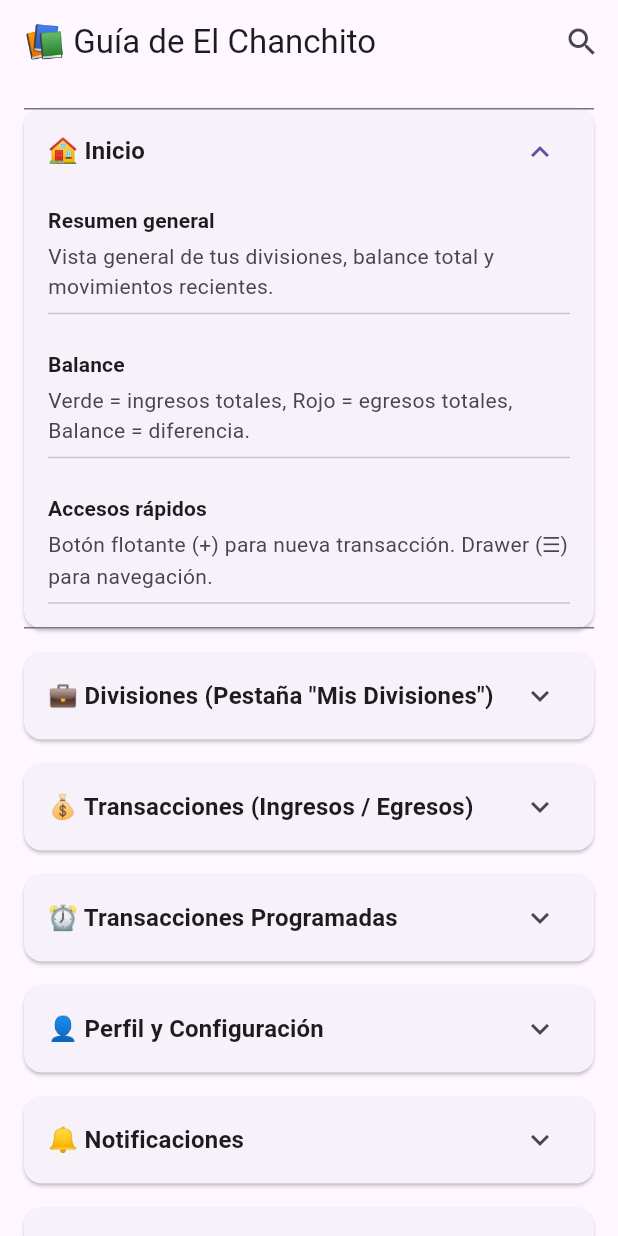
After one commit to isaisolis615-arch/el_chanchito, a Flutter app: the HelpScreen screen opened by its route, after a tap on "🏠 Inicio", on a phone screen of 412 x 824 dp. The commit adds this screen. Run offline on Flutter 3.47's test engine with Material 3 defaults, Android fonts, the phone set to English and light mode, and no system bars; our stand-ins replace flutter_local_notifications, flutter_riverpod, go_router, permission_handler, shared_preferences, timezone; accounts and stored records are empty.

Commit message:
Add Help/Guide screen with comprehensive app documentation, add help button to all screens

```diff
--- a/lib/main.dart
+++ b/lib/main.dart
@@ -22,6 +22,10 @@ final GoRouter _router = GoRouter(
     GoRoute(
       path: '/onboarding',
       builder: (context, state) => const OnboardingScreen(),
+    ),
+    GoRoute(
+      path: '/help',
+      builder: (context, state) => const HelpScreen(),
     ),
     GoRoute(
       path: '/divisions',
--- /dev/null
+++ b/lib/screens/help_screen.dart
@@ -0,0 +1,304 @@
+import 'package:flutter/material.dart';
+import 'package:flutter_riverpod/flutter_riverpod.dart';
+
+class HelpScreen extends ConsumerWidget {
+  const HelpScreen({super.key});
+
+  @override
+  Widget build(BuildContext context, WidgetRef ref) {
+    final sections = [
+      _HelpSection(
+        title: '🏠 Inicio',
+        items: [
+          _HelpItem('Resumen general', 'Vista general de tus divisiones, balance total y movimientos recientes.'),
+          _HelpItem('Balance', 'Verde = ingresos totales, Rojo = egresos totales, Balance = diferencia.'),
+          _HelpItem('Accesos rápidos', 'Botón flotante (+) para nueva transacción. Drawer (☰) para navegación.'),
+        ],
+      ),
+      _HelpSection(
+        title: '💼 Divisiones (Pestaña "Mis Divisiones")',
+        items: [
+          _HelpItem('Qué son', 'Son contenedores para separar tu dinero: Gastos, Ahorros, Inversiones, etc.'),
+          _HelpItem('Crear', 'Botón "+" en la lista o FAB en pantalla de divisiones. Elige nombre, icono, color y saldo inicial.'),
+          _HelpItem('Editar/Eliminar', 'Menú ⋮ en cada tarjeta → Editar/Duplicar/Eliminar.'),
+          _HelpItem('Detalle', 'Toca una división para ver sus movimientos y balance individual.'),
+        ],
+      ),
+      _HelpSection(
+        title: '💰 Transacciones (Ingresos / Egresos)',
+        items: [
+          _HelpItem('Crear', 'Botón flotante (+) → Ingreso o Egreso.'),
+          _HelpItem('Campos', 'Monto (obligatorio), Motivo, División destino, Categoría, Lugar (solo egresos).'),
+          _HelpItem('Montos rápidos', 'Botones de acceso rápido: \$10, \$50, \$100, \$500, \$1000.'),
+          _HelpItem('Categorías', 'Chips de selección rápida: 🍔 Comida, 🚌 Transporte, 💡 Servicios, etc.'),
+          _HelpItem('Filtrar', 'Chips superiores: Todo/Ingresos/Egresos/Programados. Chips de tiempo: 7d/30d/90d. Buscador por texto.'),
+          _HelpItem('Eliminar', 'Mantener presionado (long press) en un movimiento → Eliminar (recalcula saldo).'),
+        ],
+      ),
+      _HelpSection(
+        title: '⏰ Transacciones Programadas',
+        items: [
+          _HelpItem('Qué son', 'Transacciones que se ejecutan automáticamente en fechas recurrentes (sueldo, alquiler, suscripciones).'),
+          _HelpItem('Crear', 'FAB (+) → "Transacción Programada" o desde pantalla Programadas.'),
+          _HelpItem('Frecuencias', 'Diaria, Semanal, Quincenal, Mensual, Trimestral, Anual, Personalizada.'),
+          _HelpItem('Gestión', 'Lista con toggle Activo/Inactivo. Ver próximas ejecuciones. Editar/Eliminar.'),
+          _HelpItem('Notificaciones', 'Recibes aviso cuando se ejecuta (salvo en web). Se activa/desactiva en Perfil/Ajustes.'),
+        ],
+      ),
+      _HelpSection(
+        title: '👤 Perfil y Configuración',
+        items: [
+          _HelpItem('Perfil', 'Nombre, Email, Moneda (12 opciones), Idioma (ES/EN/PT), Tema Claro/Oscuro.'),
+          _HelpItem('Moneda', '12 monedas: USD, ARS, EUR, MXN, COP, CLP, PEN, UYU, BRL, GBP, CAD, AUD.'),
+          _HelpItem('Idioma', 'Español, English, Português.'),
+          _HelpItem('Tema', 'Claro / Oscuro / Sistema. Cambio instantáneo y persistente.'),
+          _HelpItem('Notificaciones', 'Activa/desactiva avisos de transacciones programadas.'),
+          _HelpItem('Ajustes avanzados', 'Retención de historial (7d/30d/90d/Siempre), Exportar CSV, Borrar todo.'),
+          _HelpItem('Cerrar sesión', 'Borra perfil local pero mantiene datos financieros. Vuelve a onboarding.'),
+        ],
+      ),
+      _HelpSection(
+        title: '🔔 Notificaciones',
+        items: [
+          _HelpItem('Qué avisan', 'Ejecución de transacciones programadas (sueldo, alquiler, suscripciones).'),
+          _HelpItem('Cuándo', 'En segundo plano aunque la app esté cerrada (nativo). En web: solo al abrir la app.'),
+          _HelpItem('Control', 'Activa/desactiva en Perfil → Notificaciones o Ajustes → Notificaciones.'),
+          _HelpItem('Icono ℹ️', 'Toca el icono ⓘ junto al switch para ver esta explicación detallada.'),
+        ],
+      ),
+      _HelpSection(
+        title: '💡 Tips y Trucos',
+        items: [
+          _HelpItem('Duplicar división', 'Menú ⋮ → Duplicar (copia nombre, icono, color, saldo=0).'),
+          _HelpItem('Filtros combinados', 'Combina filtro de Tipo (Ingresos/Egresos) + Tiempo (7d/30d) + Búsqueda.'),
+          _HelpItem('Exportar CSV', 'Ajustes → Exportar Historial a CSV → Se copia al portapapeles para Excel.'),
+          _HelpItem('Retención', 'Ajustes → Conservar historial por: 7d/30d/90d/Siempre. Limpieza automática.'),
+          _HelpItem('Duplicar transacción', 'No hay botón directo, pero crea nueva con mismos datos rápidos.'),
+          _HelpItem('Respaldo', 'Datos en SharedPreferences local. Exporta CSV periódicamente como respaldo.'),
+        ],
+      ),
+      _HelpSection(
+        title: '❓ Preguntas Frecuentes',
+        items: [
+          _HelpItem('¿Se pierden datos al actualizar?', 'No, datos en SharedPreferences local persisten entre actualizaciones.'),
+          _HelpItem('¿Multi-dispositivo?', 'No hay sincronización en la nube aún. Cada dispositivo es independiente.'),
+          _HelpItem('¿Múltiples perfiles?', 'No hay soporte multi-perfil aún. Un perfil por dispositivo.'),
+          _HelpItem('¿Backup?', 'Exporta CSV regularmente. No hay backup automático en la nube aún.'),
+          _HelpItem('¿Eliminé una división por error?', 'No hay "papelera". Recrea la división manualmente.'),
+        ],
+      ),
+    ];
+
+    return Scaffold(
+      appBar: AppBar(
+        title: const Text('📚 Guía de El Chanchito'),
+        actions: [
+          IconButton(
+            icon: const Icon(Icons.search),
+            onPressed: () => _showSearchDialog(context),
+            tooltip: 'Buscar en la guía',
+          ),
+        ],
+      ),
+      body: ListView.builder(
+        padding: const EdgeInsets.all(16),
+        itemCount: sections.length,
+        itemBuilder: (context, index) {
+          final section = sections[index];
+          return _HelpSectionWidget(section: section);
+        },
+      ),
+    );
+  }
+
+  void _showSearchDialog(BuildContext context) {
+    final controller = TextEditingController();
+    showDialog(
+      context: context,
+      builder: (context) => AlertDialog(
+        title: const Text('Buscar en la guía'),
+        content: TextField(
+          controller: controller,
+          decoration: const InputDecoration(
+            labelText: 'Buscar...',
+            prefixIcon: Icon(Icons.search),
+            border: OutlineInputBorder(),
+          ),
+          autofocus: true,
+          onSubmitted: (query) {
+            Navigator.pop(context);
+            _showSearchResults(context, query);
+          },
+        ),
+        actions: [
+          TextButton(onPressed: () => Navigator.pop(context), child: const Text('Cancelar')),
+        ],
+      ),
+    );
+  }
+
+  void _showSearchResults(BuildContext context, String query) {
+    final results = <_SearchResult>[];
+    final queryLower = query.toLowerCase();
+    for (final section in _getAllSections()) {
+      for (final item in section.items) {
+        if (item.title.toLowerCase().contains(queryLower) ||
+            item.description.toLowerCase().contains(queryLower)) {
+          results.add(_SearchResult(sectionTitle: section.title, item: item));
+        }
+      }
+    }
+
+    showDialog(
+      context: context,
+      builder: (context) => AlertDialog(
+        title: Text('Resultados para "$query" (${results.length})'),
+        content: SizedBox(
+          width: double.maxFinite,
+          child: ListView.builder(
+            shrinkWrap: true,
+            itemCount: results.length,
+            itemBuilder: (context, index) {
+              final r = results[index];
+              return ListTile(
+                title: Text(r.item.title),
+                subtitle: Text(r.sectionTitle),
+                onTap: () {
+                  Navigator.pop(context);
+                  // Could navigate to specific section
+                },
+              );
+            },
+          ),
+        ),
+        actions: [
+          TextButton(onPressed: () => Navigator.pop(context), child: const Text('Cerrar')),
+        ],
+      ),
+    );
+  }
+
+  List<_HelpSection> _getAllSections() {
+    return [
+      _HelpSection(title: '🏠 Inicio', items: [
+        _HelpItem('Resumen general', 'Vista general de tus divisiones, balance total y movimientos recientes.'),
+        _HelpItem('Balance', 'Verde = ingresos totales, Rojo = egresos totales, Balance = diferencia.'),
+        _HelpItem('Accesos rápidos', 'Botón flotante (+) para nueva transacción. Drawer (☰) para navegación.'),
+      ]),
+      _HelpSection(title: '💼 Divisiones (Pestaña "Mis Divisiones")', items: [
+        _HelpItem('Qué son', 'Son contenedores para separar tu dinero: Gastos, Ahorros, Inversiones, etc.'),
+        _HelpItem('Crear', 'Botón "+" en la lista o FAB en pantalla de divisiones. Elige nombre, icono, color y saldo inicial.'),
+        _HelpItem('Editar/Eliminar', 'Menú ⋮ en cada tarjeta → Editar/Duplicar/Eliminar.'),
+        _HelpItem('Detalle', 'Toca una división para ver sus movimientos y balance individual.'),
+      ]),
+      _HelpSection(title: '💰 Transacciones (Ingresos / Egresos)', items: [
+        _HelpItem('Crear', 'Botón flotante (+) → Ingreso o Egreso.'),
+        _HelpItem('Campos', 'Monto (obligatorio), Motivo, División destino, Categoría, Lugar (solo egresos).'),
+        _HelpItem('Montos rápidos', 'Botones de acceso rápido: \$10, \$50, \$100, \$500, \$1000.'),
+        _HelpItem('Categorías', 'Chips de selección rápida: 🍔 Comida, 🚌 Transporte, 💡 Servicios, etc.'),
+        _HelpItem('Filtrar', 'Chips superiores: Todo/Ingresos/Egresos/Programados. Chips de tiempo: 7d/30d/90d. Buscador por texto.'),
+        _HelpItem('Eliminar', 'Mantener presionado (long press) en un movimiento → Eliminar (recalcula saldo).'),
+      ]),
+      _HelpSection(title: '⏰ Transacciones Programadas', items: [
+        _HelpItem('Qué son', 'Transacciones que se ejecutan automáticamente en fechas recurrentes (sueldo, alquiler, suscripciones).'),
+        _HelpItem('Crear', 'FAB (+) → "Transacción Programada" o desde pantalla Programadas.'),
+        _HelpItem('Frecuencias', 'Diaria, Semanal, Quincenal, Mensual, Trimestral, Anual, Personalizada.'),
+        _HelpItem('Gestión', 'Lista con toggle Activo/Inactivo. Ver próximas ejecuciones. Editar/Eliminar.'),
+        _HelpItem('Notificaciones', 'Recibes aviso cuando se ejecuta (salvo en web). Se activa/desactiva en Perfil/Ajustes.'),
+      ]),
+      _HelpSection(title: '👤 Perfil y Configuración', items: [
+        _HelpItem('Perfil', 'Nombre, Email, Moneda (12 opciones), Idioma (ES/EN/PT), Tema Claro/Oscuro.'),
+        _HelpItem('Moneda', '12 monedas: USD, ARS, EUR, MXN, COP, CLP, PEN, UYU, BRL, GBP, CAD, AUD.'),
+        _HelpItem('Idioma', 'Español, English, Português.'),
+        _HelpItem('Tema', 'Claro / Oscuro / Sistema. Cambio instantáneo y persistente.'),
+        _HelpItem('Notificaciones', 'Activa/desactiva avisos de transacciones programadas.'),
+        _HelpItem('Ajustes avanzados', 'Retención de historial (7d/30d/90d/Siempre), Exportar CSV, Borrar todo.'),
+        _HelpItem('Cerrar sesión', 'Borra perfil local pero mantiene datos financieros. Vuelve a onboarding.'),
+      ]),
+      _HelpSection(title: '🔔 Notificaciones', items: [
+        _HelpItem('Qué avisan', 'Ejecución de transacciones programadas (sueldo, alquiler, suscripciones).'),
+        _HelpItem('Cuándo', 'En segundo plano aunque la app esté cerrada (nativo). En web: solo al abrir la app.'),
+        _HelpItem('Control', 'Activa/desactiva en Perfil → Notificaciones o Ajustes → Notificaciones.'),
+        _HelpItem('Icono ℹ️', 'Toca el icono ⓘ junto al switch para ver esta explicación detallada.'),
+      ]),
+      _HelpSection(title: '💡 Tips y Trucos', items: [
+        _HelpItem('Duplicar división', 'Menú ⋮ → Duplicar (copia nombre, icono, color, saldo=0).'),
+        _HelpItem('Filtros combinados', 'Combina filtro de Tipo (Ingresos/Egresos) + Tiempo (7d/30d) + Búsqueda.'),
+        _HelpItem('Exportar CSV', 'Ajustes → Exportar Historial a CSV → Se copia al portapapeles para Excel.'),
+        _HelpItem('Retención', 'Ajustes → Conservar historial por: 7d/30d/90d/Siempre. Limpieza automática.'),
+        _HelpItem('Duplicar transacción', 'No hay botón directo, pero crea nueva con mismos datos rápidos.'),
+        _HelpItem('Respaldo', 'Datos en SharedPreferences local. Exporta CSV periódicamente como respaldo.'),
+      ]),
+      _HelpSection(title: '❓ Preguntas Frecuentes', items: [
+        _HelpItem('¿Se pierden datos al actualizar?', 'No, datos en SharedPreferences local persisten entre actualizaciones.'),
+        _HelpItem('¿Multi-dispositivo?', 'No hay sincronización en la nube aún. Cada dispositivo es independiente.'),
+        _HelpItem('¿Múltiples perfiles?', 'No hay soporte multi-perfil aún. Un perfil por dispositivo.'),
+        _HelpItem('¿Backup?', 'Exporta CSV regularmente. No hay backup automático en la nube aún.'),
+        _HelpItem('¿Eliminé una división por error?', 'No hay "papelera". Recrea la división manualmente.'),
+      ]),
+    ];
+  }
+}
+
+class _HelpSection {
+  final String title;
+  final List<_HelpItem> items;
+
+  _HelpSection({required this.title, required this.items});
+}
+
+class _HelpItem {
+  final String title;
+  final String description;
+
+  _HelpItem(this.title, this.description);
+}
+
+class _SearchResult {
+  final String sectionTitle;
+  final _HelpItem item;
+
+  _SearchResult({required this.sectionTitle, required this.item});
+}
+
+class _HelpSectionWidget extends StatelessWidget {
+  final _HelpSection section;
+
+  const _HelpSectionWidget({super.key, required this.section});
+
+  @override
+  Widget build(BuildContext context) {
+    final theme = Theme.of(context);
+    return Card(
+      margin: const EdgeInsets.only(bottom: 16),
+      child: ExpansionTile(
+        title: Text(section.title, style: Theme.of(context).textTheme.titleMedium?.copyWith(fontWeight: FontWeight.bold)),
+        initiallyExpanded: false,
+        children: section.items.map((item) => _HelpItemWidget(item: item)).toList(),
+      ),
+    );
+  }
+}
+
+class _HelpItemWidget extends StatelessWidget {
+  final _HelpItem item;
+
+  const _HelpItemWidget({super.key, required this.item});
+
+  @override
+  Widget build(BuildContext context) {
+    final theme = Theme.of(context);
+    return Padding(
+      padding: const EdgeInsets.fromLTRB(16, 8, 16, 8),
+      child: Column(
+        crossAxisAlignment: CrossAxisAlignment.start,
+        children: [
+          Text(item.title, style: theme.textTheme.titleSmall?.copyWith(fontWeight: FontWeight.w600)),
+          const SizedBox(height: 4),
+          Text(item.description, style: theme.textTheme.bodyMedium?.copyWith(color: theme.colorScheme.onSurfaceVariant)),
+          const Divider(height: 16),
+        ],
+      ),
+    );
+  }
+}
--- a/lib/screens/onboarding_screen.dart
+++ b/lib/screens/onboarding_screen.dart
@@ -138,7 +138,7 @@ FilledButton(
                   );
                   await ref.read(userProfileProvider.notifier).update(updated);
                   if (!mounted) return;
-                  context.go('/');
+                  if (context.mounted) context.go('/');
                 },
                 style: FilledButton.styleFrom(minimumSize: const Size(double.infinity, 56)),
                 child: const Text('Guardar y entrar', style: TextStyle(fontSize: 18)),
--- a/lib/screens/profile_screen.dart
+++ b/lib/screens/profile_screen.dart
@@ -15,7 +15,16 @@ class ProfileScreen extends ConsumerWidget {
     final language = ref.watch(languageProvider);
 
     return Scaffold(
-      appBar: AppBar(title: const Text('👤 Mi Perfil')),
+      appBar: AppBar(
+        title: const Text('👤 Mi Perfil'),
+        actions: [
+          IconButton(
+            icon: const Icon(Icons.help_outline),
+            onPressed: () => context.push('/help'),
+            tooltip: 'Ayuda y Guía',
+          ),
+        ],
+      ),
       body: ListView(
         padding: const EdgeInsets.all(16),
         children: [
--- a/lib/screens/screens.dart
+++ b/lib/screens/screens.dart
@@ -7,3 +7,4 @@ export 'division_detail_screen.dart';
 export 'schedule_new_screen.dart';
 export 'divisions_screen.dart';
 export 'onboarding_screen.dart';
+export 'help_screen.dart';
```
Also changed, not shown: lib/screens/home_screen.dart (+13 -0 lines), lib/screens/settings_screen.dart (+11 -1 lines).
